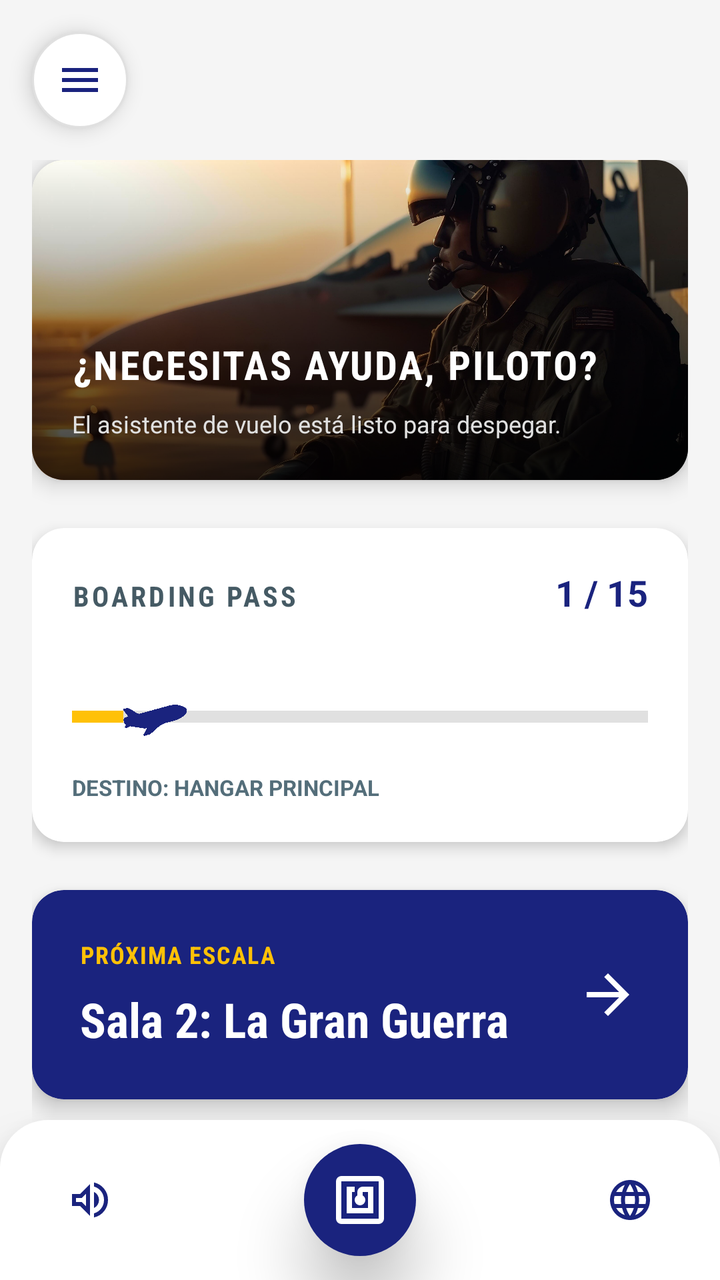
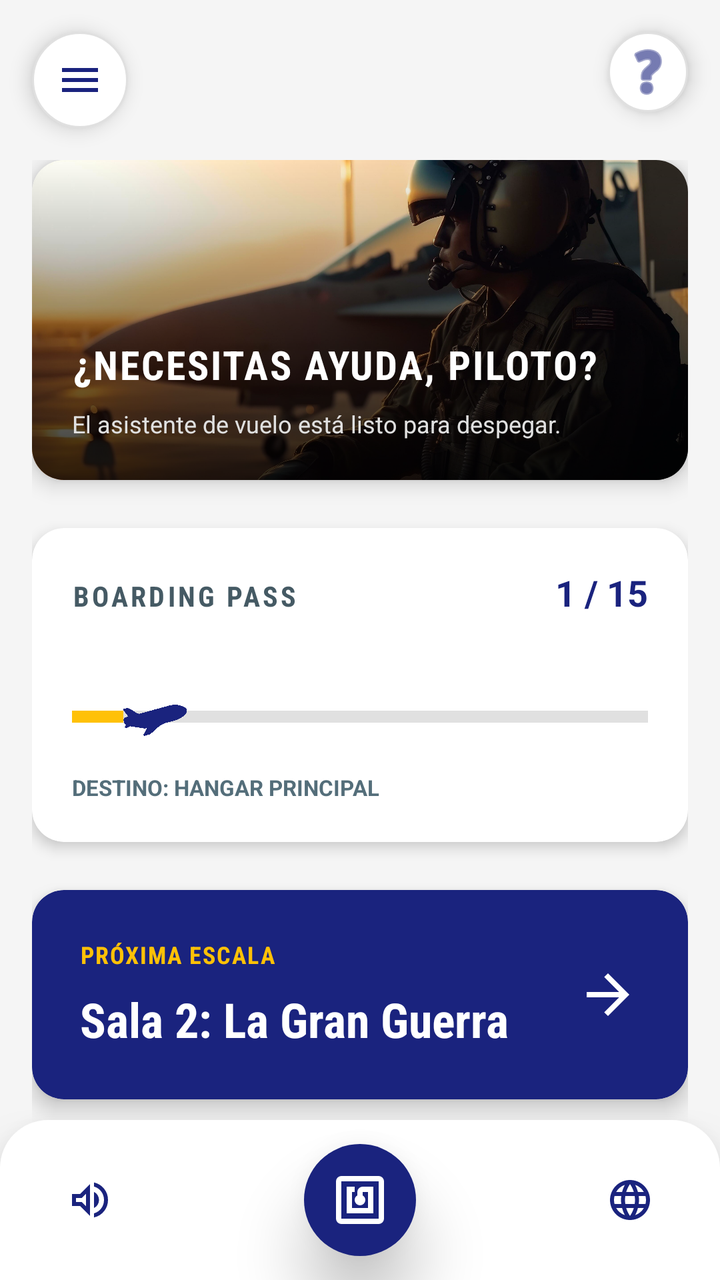

The first picture is an Android layout as it rendered before a commit; the second is the same layout after the commit. The layout source and the unified diff follow.
<!-- AndroidManifest.xml: application theme Theme.MuseoMovil -->
<!-- res/layout/activity_menu.xml -->
<?xml version="1.0" encoding="utf-8"?>
<androidx.drawerlayout.widget.DrawerLayout
    xmlns:android="http://schemas.android.com/apk/res/android"
    xmlns:app="http://schemas.android.com/apk/res-auto"
    xmlns:tools="http://schemas.android.com/tools"
    android:id="@+id/drawer_layout"
    android:layout_width="match_parent"
    android:layout_height="match_parent"
    tools:openDrawer="start">

    <androidx.constraintlayout.widget.ConstraintLayout
        android:layout_width="match_parent"
        android:layout_height="match_parent"
        android:background="#F5F5F5">

        <ImageButton
            android:id="@+id/btnMenuHamburguesa"
            android:layout_width="48dp"
            android:layout_height="48dp"
            android:layout_margin="16dp"
            android:background="@drawable/white_circle_bg"
            android:elevation="6dp"
            android:src="@drawable/ic_menu"
            app:tint="@color/aviation_navy"
            app:layout_constraintStart_toStartOf="parent"
            app:layout_constraintTop_toTopOf="parent" />

        <ScrollView
            android:id="@+id/scrollViewCenter"
            android:layout_width="match_parent"
            android:layout_height="0dp"
            android:clipToPadding="false"
            android:paddingBottom="100dp"
            app:layout_constraintTop_toTopOf="parent"
            app:layout_constraintBottom_toBottomOf="parent">

            <LinearLayout
                android:layout_width="match_parent"
                android:layout_height="wrap_content"
                android:orientation="vertical"
                android:paddingTop="80dp"
                android:paddingHorizontal="16dp">

                <androidx.cardview.widget.CardView
                    android:id="@+id/cardHero"
                    android:layout_width="match_parent"
                    android:layout_height="160dp"
                    android:layout_marginBottom="24dp"
                    app:cardCornerRadius="16dp"
                    app:cardElevation="6dp">

                    <androidx.constraintlayout.widget.ConstraintLayout
                        android:layout_width="match_parent"
                        android:layout_height="match_parent">

                        <ImageView
                            android:layout_width="match_parent"
                            android:layout_height="match_parent"
                            android:src="@drawable/img_dashboard_hero"
                            android:scaleType="centerCrop"/>

                        <View
                            android:layout_width="match_parent"
                            android:layout_height="match_parent"
                            android:background="@drawable/gradient_scrim"/>

                        <TextView
                            android:id="@+id/txtHeroTitle"
                            android:layout_width="wrap_content"
                            android:layout_height="wrap_content"
                            android:text="¿NECESITAS AYUDA, PILOTO?"
                            android:textColor="@color/white"
                            android:textSize="20sp"
                            android:fontFamily="sans-serif-condensed"
                            android:textStyle="bold"
                            android:letterSpacing="0.05"
                            android:layout_marginStart="20dp"
                            android:layout_marginBottom="8dp"
                            app:layout_constraintBottom_toTopOf="@+id/txtHeroSub"
                            app:layout_constraintStart_toStartOf="parent"/>

                        <TextView
                            android:id="@+id/txtHeroSub"
                            android:layout_width="0dp"
                            android:layout_height="wrap_content"
                            android:text="El asistente de vuelo está listo para despegar."
                            android:textColor="#E0E0E0"
                            android:textSize="12sp"
                            android:layout_marginStart="20dp"
                            android:layout_marginEnd="20dp"
                            android:layout_marginBottom="20dp"
                            app:layout_constraintBottom_toBottomOf="parent"
                            app:layout_constraintStart_toStartOf="parent"
                            app:layout_constraintEnd_toEndOf="parent"/>

                    </androidx.constraintlayout.widget.ConstraintLayout>
                </androidx.cardview.widget.CardView>

                <androidx.cardview.widget.CardView
                    android:id="@+id/cardProgresoContainer"
                    android:layout_width="match_parent"
                    android:layout_height="wrap_content"
                    android:layout_marginBottom="24dp"
                    app:cardBackgroundColor="@color/white"
                    app:cardCornerRadius="16dp"
                    app:cardElevation="4dp">

                    <LinearLayout
                        android:layout_width="match_parent"
                        android:layout_height="wrap_content"
                        android:orientation="vertical">

                        <LinearLayout
                            android:layout_width="match_parent"
                            android:layout_height="wrap_content"
                            android:orientation="horizontal"
                            android:paddingHorizontal="20dp"
                            android:paddingTop="20dp"
                            android:paddingBottom="12dp"> <TextView
                            android:layout_width="0dp"
                            android:layout_height="wrap_content"
                            android:layout_weight="1"
                            android:text="BOARDING PASS"
                            android:fontFamily="sans-serif-condensed"
                            android:textColor="@color/metal_gray"
                            android:letterSpacing="0.1"
                            android:textSize="14sp"
                            android:textStyle="bold" />
                            <TextView
                                android:layout_width="wrap_content"
                                android:layout_height="wrap_content"
                                android:text="1 / 15"
                                android:textColor="@color/aviation_navy"
                                android:textSize="18sp"
                                android:textStyle="bold" />
                        </LinearLayout>

                        <View
                            android:layout_width="match_parent"
                            android:layout_height="2dp"
                            android:background="@drawable/line_dashed"
                            android:layerType="software"
                            android:layout_marginHorizontal="10dp"/>

                        <LinearLayout
                            android:layout_width="match_parent"
                            android:layout_height="wrap_content"
                            android:orientation="vertical"
                            android:padding="20dp">

                            <androidx.constraintlayout.widget.ConstraintLayout
                                android:layout_width="match_parent"
                                android:layout_height="wrap_content">

                                <View
                                    android:id="@+id/trackLine"
                                    android:layout_width="match_parent"
                                    android:layout_height="6dp"
                                    android:background="#E0E0E0"
                                    app:layout_constraintBottom_toBottomOf="@+id/imgAvionProgreso"
                                    app:layout_constraintTop_toTopOf="@+id/imgAvionProgreso" />

                                <View
                                    android:layout_width="0dp"
                                    android:layout_height="6dp"
                                    android:background="@color/accent_gold"
                                    app:layout_constraintStart_toStartOf="parent"
                                    app:layout_constraintEnd_toStartOf="@+id/imgAvionProgreso"
                                    app:layout_constraintTop_toTopOf="@+id/trackLine"
                                    app:layout_constraintBottom_toBottomOf="@+id/trackLine"/>

                                <ImageView
                                    android:id="@+id/imgAvionProgreso"
                                    android:layout_width="32dp"
                                    android:layout_height="32dp"
                                    android:src="@drawable/ic_plane_small"
                                    app:tint="@color/aviation_navy"
                                    android:rotation="-15"
                                    android:scaleType="fitCenter"
                                    app:layout_constraintHorizontal_bias="0.1"
                                    app:layout_constraintStart_toStartOf="parent"
                                    app:layout_constraintEnd_toEndOf="parent"
                                    app:layout_constraintTop_toTopOf="parent"
                                    app:layout_constraintBottom_toBottomOf="parent" />
                            </androidx.constraintlayout.widget.ConstraintLayout>

                            <TextView
                                android:text="DESTINO: HANGAR PRINCIPAL"
                                android:textSize="11sp"
                                android:textStyle="bold"
                                android:textColor="#546E7A"
                                android:layout_marginTop="12dp"
                                android:layout_width="wrap_content"
                                android:layout_height="wrap_content"/>
                        </LinearLayout>
                    </LinearLayout>
                </androidx.cardview.widget.CardView>

                <androidx.cardview.widget.CardView
                    android:id="@+id/cardProximaSala"
                    android:layout_width="match_parent"
                    android:layout_height="wrap_content"
                    android:layout_marginBottom="16dp"
                    app:cardBackgroundColor="@color/aviation_navy"
                    app:cardCornerRadius="16dp"
                    app:cardElevation="6dp">

                    <RelativeLayout
                        android:layout_width="match_parent"
                        android:layout_height="wrap_content"
                        android:padding="24dp">

                        <TextView
                            android:id="@+id/lblNext"
                            android:layout_width="wrap_content"
                            android:layout_height="wrap_content"
                            android:text="PRÓXIMA ESCALA"
                            android:fontFamily="sans-serif-condensed"
                            android:letterSpacing="0.05"
                            android:textColor="@color/accent_gold"
                            android:textSize="12sp"
                            android:textStyle="bold"/>

                        <TextView
                            android:layout_width="wrap_content"
                            android:layout_height="wrap_content"
                            android:layout_below="@+id/lblNext"
                            android:layout_marginTop="8dp"
                            android:layout_marginEnd="40dp"
                            android:text="Sala 2: La Gran Guerra"
                            android:textColor="@color/white"
                            android:textSize="24sp"
                            android:fontFamily="sans-serif-condensed"
                            android:textStyle="bold" />

                        <ImageView
                            android:layout_width="32dp"
                            android:layout_height="32dp"
                            android:layout_alignParentEnd="true"
                            android:layout_centerVertical="true"
                            android:rotation="180"
                            android:src="@drawable/ic_arrow_back"
                            app:tint="@color/white" />
                    </RelativeLayout>
                </androidx.cardview.widget.CardView>

            </LinearLayout>
        </ScrollView>

        <androidx.coordinatorlayout.widget.CoordinatorLayout
            android:id="@+id/bottomBar"
            android:layout_width="match_parent"
            android:layout_height="100dp"
            app:layout_constraintBottom_toBottomOf="parent">

            <View
                android:layout_width="match_parent"
                android:layout_height="80dp"
                android:layout_gravity="bottom"
                android:background="@drawable/bg_bottom_sheet"
                android:backgroundTint="@color/white"
                android:elevation="16dp"/>

            <LinearLayout
                android:layout_width="match_parent"
                android:layout_height="80dp"
                android:layout_gravity="bottom"
                android:elevation="16dp"
                android:orientation="horizontal"
                android:weightSum="4">

                <ImageButton
                    android:id="@+id/btnSonidoPanel"
                    android:layout_width="0dp"
                    android:layout_height="match_parent"
                    android:layout_weight="1"
                    android:background="?selectableItemBackgroundBorderless"
                    android:src="@drawable/ic_volume_on"
                    app:tint="@color/aviation_navy"/>

                <View android:layout_width="0dp" android:layout_height="match_parent" android:layout_weight="2"/>

                <ImageButton
                    android:id="@+id/btnIdiomaPanel"
                    android:layout_width="0dp"
                    android:layout_height="match_parent"
                    android:layout_weight="1"
                    android:background="?selectableItemBackgroundBorderless"
                    android:src="@drawable/ic_language"
                    app:tint="@color/aviation_navy"/>
            </LinearLayout>

            <com.google.android.material.floatingactionbutton.FloatingActionButton
                android:id="@+id/btnNFCPanel"
                android:layout_width="wrap_content"
                android:layout_height="wrap_content"
                android:layout_gravity="bottom|center_horizontal"
                android:layout_marginBottom="12dp"
                app:backgroundTint="@color/aviation_navy"
                app:tint="@color/white"
                app:borderWidth="0dp"
                app:elevation="20dp"
                app:fabSize="normal"
                app:maxImageSize="32dp"
                android:src="@drawable/ic_nfc"/>

        </androidx.coordinatorlayout.widget.CoordinatorLayout>

    </androidx.constraintlayout.widget.ConstraintLayout>

    <com.google.android.material.navigation.NavigationView
        android:id="@+id/nav_view"
        android:layout_width="wrap_content"
        android:layout_height="match_parent"
        android:layout_gravity="start"
        android:background="@color/aviation_navy"
        app:itemIconTint="@color/white"
        app:itemTextColor="@color/white"
        app:headerLayout="@layout/nav_header"
        app:menu="@menu/activity_main_drawer" />

</androidx.drawerlayout.widget.DrawerLayout>
<!-- res/layout/nav_header.xml (included above) -->
<?xml version="1.0" encoding="utf-8"?>
<androidx.constraintlayout.widget.ConstraintLayout
    xmlns:android="http://schemas.android.com/apk/res/android"
    xmlns:app="http://schemas.android.com/apk/res-auto"
    android:layout_width="match_parent"
    android:layout_height="200dp"
    android:theme="@style/ThemeOverlay.AppCompat.Dark">

    <ImageView
        android:layout_width="match_parent"
        android:layout_height="match_parent"
        android:src="@drawable/bg_nav_header"
        android:scaleType="centerCrop"/>

    <View
        android:layout_width="match_parent"
        android:layout_height="match_parent"
        android:background="#40000000"/>

    <androidx.cardview.widget.CardView
        android:id="@+id/imgProfile"
        android:layout_width="70dp"
        android:layout_height="70dp"
        android:layout_marginStart="24dp"
        android:layout_marginBottom="16dp"
        app:cardCornerRadius="35dp"
        app:cardBackgroundColor="@color/accent_gold"
        app:layout_constraintBottom_toTopOf="@+id/txtName"
        app:layout_constraintStart_toStartOf="parent">

        <ImageView
            android:layout_width="match_parent"
            android:layout_height="match_parent"
            android:padding="16dp"
            android:src="@drawable/ic_plane_small"
            app:tint="@color/aviation_navy"/> </androidx.cardview.widget.CardView>

    <TextView
        android:id="@+id/txtName"
        android:layout_width="wrap_content"
        android:layout_height="wrap_content"
        android:text="MUSEO DE AVIACIÓN"
        android:textSize="22sp"
        android:fontFamily="sans-serif-condensed"
        android:textStyle="bold"
        android:textColor="@color/white"
        android:shadowColor="#80000000"
        android:shadowDx="2"
        android:shadowDy="2"
        android:shadowRadius="4"
        android:layout_marginStart="24dp"
        android:layout_marginBottom="4dp"
        app:layout_constraintBottom_toTopOf="@+id/txtSub"
        app:layout_constraintStart_toStartOf="parent"/>

    <TextView
        android:id="@+id/txtSub"
        android:layout_width="wrap_content"
        android:layout_height="wrap_content"
        android:text="Rango: Cadete"
        android:textColor="#E0E0E0"
        android:shadowColor="#80000000"
        android:shadowDx="1"
        android:shadowDy="1"
        android:shadowRadius="2"
        android:layout_marginStart="24dp"
        android:layout_marginBottom="24dp"
        app:layout_constraintBottom_toBottomOf="parent"
        app:layout_constraintStart_toStartOf="parent"/>

</androidx.constraintlayout.widget.ConstraintLayout>
<!-- resources referenced by this layout -->
<resources>
  <color name="accent_gold">#FFC107</color>
  <color name="aviation_navy">#1A237E</color>
  <color name="metal_gray">#455A64</color>
  <color name="white">#FFFFFF</color>
  <!-- drawable bg_bottom_sheet (drawable) -->
  <?xml version="1.0" encoding="utf-8"?>
  <shape xmlns:android="http://schemas.android.com/apk/res/android"
      android:shape="rectangle">
  
      <solid android:color="#FFFFFF"/>
  
      <corners
          android:topLeftRadius="24dp"
          android:topRightRadius="24dp"
          android:bottomLeftRadius="0dp"
          android:bottomRightRadius="0dp"/>
  
  </shape>
  <!-- drawable gradient_scrim (drawable) -->
  <shape xmlns:android="http://schemas.android.com/apk/res/android">
      <gradient
          android:angle="90"
          android:startColor="#CC000000"
          android:endColor="#00000000"
          android:type="linear" />
  </shape>
  <!-- drawable ic_arrow_back (drawable) -->
  <vector xmlns:android="http://schemas.android.com/apk/res/android"
      android:width="24dp"
      android:height="24dp"
      android:viewportWidth="960"
      android:viewportHeight="960">
    <path
        android:pathData="m313,520 l224,224 -57,56 -320,-320 320,-320 57,56 -224,224h487v80L313,520Z"
        android:fillColor="#e3e3e3"/>
  </vector>
  <!-- drawable ic_menu (drawable) -->
  <vector xmlns:android="http://schemas.android.com/apk/res/android"
      android:width="24dp"
      android:height="24dp"
      android:viewportWidth="960"
      android:viewportHeight="960">
    <path
        android:pathData="M120,720v-80h720v80L120,720ZM120,520v-80h720v80L120,520ZM120,320v-80h720v80L120,320Z"
        android:fillColor="#e3e3e3"/>
  </vector>
  <!-- drawable line_dashed (drawable) -->
  <?xml version="1.0" encoding="utf-8"?>
  <shape xmlns:android="http://schemas.android.com/apk/res/android"
      android:shape="line">
      <stroke
          android:width="2dp"
          android:color="#CCCCCC"
          android:dashWidth="10dp"
          android:dashGap="6dp" />
  </shape>
  <!-- drawable white_circle_bg (drawable) -->
  <?xml version="1.0" encoding="utf-8"?>
  <shape xmlns:android="http://schemas.android.com/apk/res/android"
      android:shape="oval">
  
      <solid android:color="#FFFFFF" />
  
      <stroke
          android:width="1dp"
          android:color="#E0E0E0"/>
  
  </shape>
  <style name="Theme.MuseoMovil" parent="Theme.MaterialComponents.DayNight.NoActionBar">
          <item name="colorPrimary">@color/purple_500</item>
          <item name="colorPrimaryVariant">@color/purple_700</item>
          <item name="colorOnPrimary">@color/white</item>
          <item name="colorSecondary">@color/teal_200</item>
          <item name="colorSecondaryVariant">@color/teal_700</item>
          <item name="colorOnSecondary">@color/black</item>
          <item name="android:statusBarColor">?attr/colorPrimaryVariant</item>
      </style>
  <color name="purple_500">@color/aviation_navy</color>
  <color name="purple_700">@color/aviation_navy_dark</color>
  <color name="teal_200">@color/accent_gold</color>
  <color name="teal_700">@color/accent_gold</color>
  <color name="black">#000000</color>
  <color name="aviation_navy_dark">#000051</color>
  <!-- unchanged entries left out for length: 6 -->
</resources>

<!-- the commit's change to res/layout/activity_menu.xml (unified diff, before → after) -->
@@ -23,6 +23,18 @@
             android:src="@drawable/ic_menu"
             app:tint="@color/aviation_navy"
             app:layout_constraintStart_toStartOf="parent"
+            app:layout_constraintTop_toTopOf="parent" />
+
+        <ImageButton
+            android:id="@+id/btnAyuda"
+            android:layout_width="40dp"
+            android:layout_height="40dp"
+            android:layout_margin="16dp"
+            android:background="@drawable/white_circle_bg"
+            android:elevation="6dp"
+            android:src="@android:drawable/ic_menu_help"
+            app:tint="@color/aviation_navy"
+            app:layout_constraintEnd_toEndOf="parent"
             app:layout_constraintTop_toTopOf="parent" />
 
         <ScrollView
@@ -316,6 +328,7 @@
         android:background="@color/aviation_navy"
         app:itemIconTint="@color/white"
         app:itemTextColor="@color/white"
+        app:itemBackground="@drawable/nav_item_background"
         app:headerLayout="@layout/nav_header"
         app:menu="@menu/activity_main_drawer" />
 
<!-- resource entries referenced after the edit -->
@@ -56,6 +56,17 @@
           android:dashWidth="10dp"
           android:dashGap="6dp" />
   </shape>
+  <!-- drawable nav_item_background (drawable) -->
+  <?xml version="1.0" encoding="utf-8"?>
+  <selector xmlns:android="http://schemas.android.com/apk/res/android">
+      <item android:state_checked="true">
+          <shape android:shape="rectangle">
+              <solid android:color="#40448AFF"/> <corners android:radius="8dp"/>
+          </shape>
+      </item>
+  
+      <item android:drawable="@android:color/transparent"/>
+  </selector>
   <!-- drawable white_circle_bg (drawable) -->
   <?xml version="1.0" encoding="utf-8"?>
   <shape xmlns:android="http://schemas.android.com/apk/res/android"
